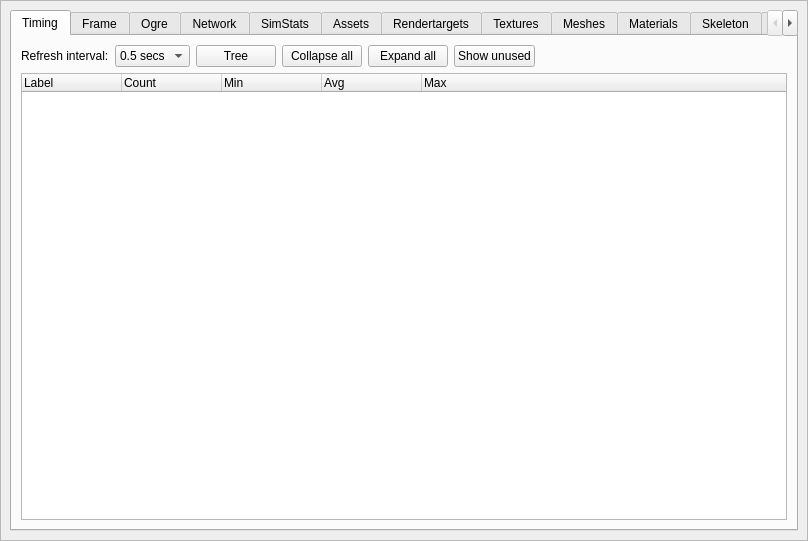
Qt form bin/data/ui/profiler.ui (realXtend/tundra) before a commit.
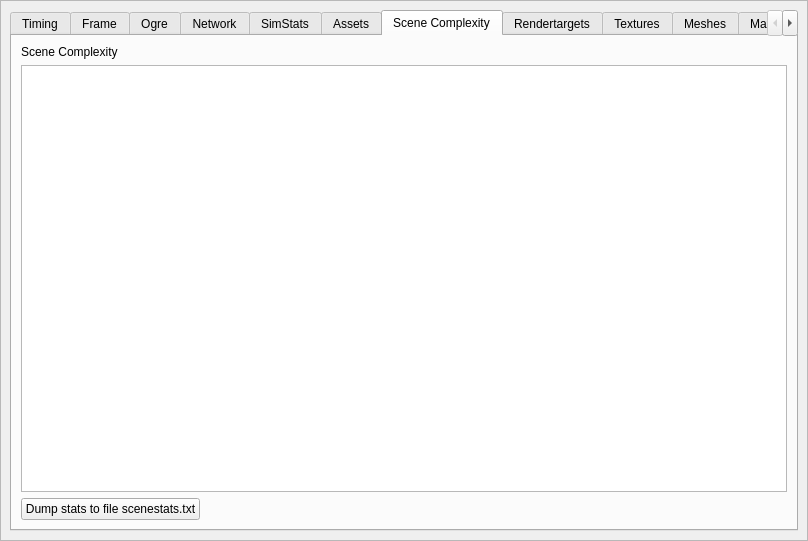
The same form after that commit. The open tabs and pages were chosen to show the change.

Commit message: Scene complexity stats tab in profiler window.

Patch:
```diff
--- a/bin/data/ui/profiler.ui
+++ b/bin/data/ui/profiler.ui
@@ -1390,6 +1390,51 @@
           </item>
          </layout>
         </widget>
+        <widget class="QWidget" name="scenecomplexity">
+         <attribute name="title">
+          <string>Scene Complexity</string>
+         </attribute>
+         <layout class="QVBoxLayout" name="verticalLayout_10">
+          <item>
+           <widget class="QLabel" name="label_33">
+            <property name="text">
+             <string>Scene Complexity</string>
+            </property>
+           </widget>
+          </item>
+          <item>
+           <widget class="QTextEdit" name="textSceneComplexity">
+            <property name="textInteractionFlags">
+             <set>Qt::TextSelectableByKeyboard|Qt::TextSelectableByMouse</set>
+            </property>
+           </widget>
+          </item>
+          <item>
+           <layout class="QHBoxLayout" name="horizontalLayout_2">
+            <item>
+             <widget class="QPushButton" name="buttonDumpSceneComplexity">
+              <property name="text">
+               <string>Dump stats to file scenestats.txt</string>
+              </property>
+             </widget>
+            </item>
+            <item>
+             <spacer name="horizontalSpacer_2">
+              <property name="orientation">
+               <enum>Qt::Horizontal</enum>
+              </property>
+              <property name="sizeHint" stdset="0">
+               <size>
+                <width>40</width>
+                <height>20</height>
+               </size>
+              </property>
+             </spacer>
+            </item>
+           </layout>
+          </item>
+         </layout>
+        </widget>
         <widget class="QWidget" name="rendertargets">
          <attribute name="title">
           <string>Rendertargets</string>
```
The commit also changes 4 other files.
